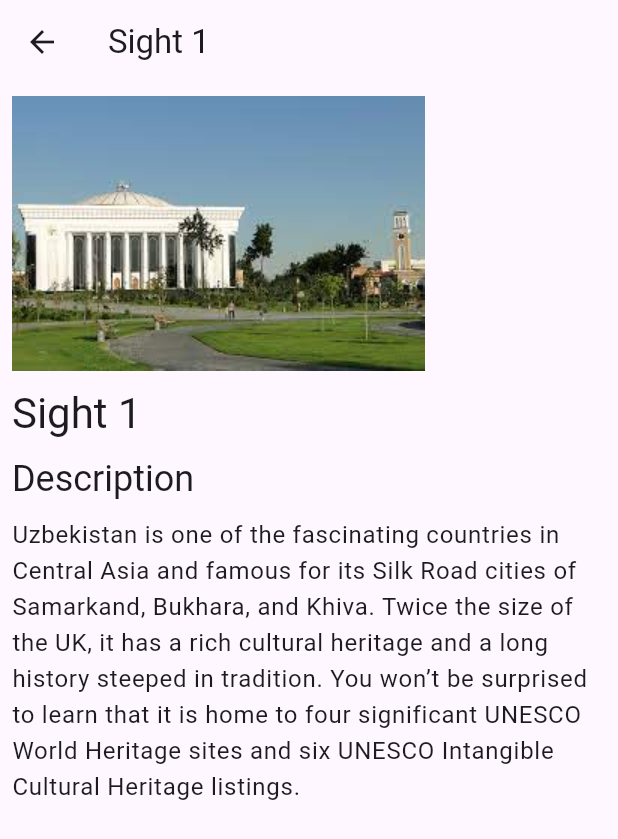
After one commit to AsilbekGit/tourism, a Flutter app: the HomePage screen opened directly, after a tap on "Sight 1", on a phone screen of 412 x 824 dp. The commit adds this screen. Shown: the top 839 px of the screen. Run offline on Flutter 3.47's test engine with Material 3 defaults, Android fonts, the phone set to English and light mode, and no system bars; our stand-ins replace cloud_firestore, firebase_auth, firebase_core; accounts and stored records are empty.

Commit message:
changes on description.dart

```diff
--- a/lib/Home page.dart
+++ b/lib/Home page.dart
@@ -1,4 +1,8 @@
 import 'package:flutter/material.dart';
+
+import 'RestaurantDescr.dart';
+import 'Sightdescr.dart';
+import 'description.dart';
 
 class HomePage extends StatelessWidget {
 
@@ -90,17 +94,17 @@ class HomePage extends StatelessWidget {
       body: ListView(
         children: <Widget>[
           buildSectionTitle(context, 'Popular Cities'),
-          buildHorizontalList(popularCities),
+          buildHorizontalList(context,popularCities),
           buildSectionTitle(context, 'Restaurants'),
-          buildHorizontalList(restaurants),
+          buildHorizontalList(context,restaurants),
           buildSectionTitle(context, 'Popular Sights'),
-          buildHorizontalList(popularSights),
+          buildHorizontalList(context,popularSights),
         ],
       ),
     );
   }
 
-  Widget buildSectionTitle(BuildContext context, String title) {
+  Widget buildSectionTitle( context, String title) {
     return Padding(
       padding: const EdgeInsets.all(8.0),
       child: Text(
@@ -110,14 +114,39 @@ class HomePage extends StatelessWidget {
     );
   }
 
-  Widget buildHorizontalList(List<Item> items) {
+  Widget buildHorizontalList(BuildContext context, List<Item> items) {
     return Container(
       height: 130,
       child: ListView.builder(
         scrollDirection: Axis.horizontal,
         itemCount: items.length,
         itemBuilder: (ctx, index) {
-          return Card(
+          return GestureDetector(
+            onTap: () {
+              if (items[index] is City) {
+                Navigator.push(
+                  context,
+                  MaterialPageRoute(
+                    builder: (context) => CityDescriptionPage(city: items[index] as City),
+                  ),
+                );
+              } else if (items[index] is Restaurant) {
+                Navigator.push(
+                  context,
+                  MaterialPageRoute(
+                    builder: (context) => RestaurantDescriptionPage(restaurant: items[index] as Restaurant),
+                  ),
+                );
+              } else if (items[index] is Sight) {
+                Navigator.push(
+                  context,
+                  MaterialPageRoute(
+                    builder: (context) => SightDescriptionPage(sight: items[index] as Sight),
+                  ),
+                );
+              }
+            },
+            child: Card(
               child: Column(
                 children: <Widget>[
                   Container(
@@ -128,11 +157,13 @@ class HomePage extends StatelessWidget {
                   Text(items[index].name),
                 ],
               ),
+            ),
           );
         },
       ),
     );
   }
+
 }
 
 class Item {
@@ -144,7 +175,7 @@ class Item {
 
 class City extends Item {
   City({required String name, required String imagePath})
-      : super(name: name, imagePath: imagePath);
+      : super(name: name, imagePath: imagePath,);
 }
 
 class Restaurant extends Item {
--- /dev/null
+++ b/lib/Sightdescr.dart
@@ -0,0 +1,44 @@
+import 'package:flutter/material.dart';
+
+import 'Home page.dart';
+
+class SightDescriptionPage extends StatelessWidget {
+  final Sight sight;
+
+  SightDescriptionPage({required this.sight});
+
+  @override
+  Widget build(BuildContext context) {
+    return Scaffold(
+      appBar: AppBar(
+        title: Text(sight.name),
+      ),
+      body: SingleChildScrollView(
+        child: Padding(
+          padding: const EdgeInsets.all(8.0),
+          child: Column(
+            crossAxisAlignment: CrossAxisAlignment.start,
+            children: <Widget>[
+              Image.asset(sight.imagePath, fit: BoxFit.cover),
+              SizedBox(height: 10),
+              Text(
+                sight.name,
+                style: Theme.of(context).textTheme.headline4,
+              ),
+              SizedBox(height: 10),
+              Text(
+                'Description',
+                style: Theme.of(context).textTheme.headline5,
+              ),
+              SizedBox(height: 10),
+              Text(
+                'Uzbekistan is one of the fascinating countries in Central Asia and famous for its Silk Road cities of Samarkand, Bukhara, and Khiva. Twice the size of the UK, it has a rich cultural heritage and a long history steeped in tradition. You won’t be surprised to learn that it is home to four significant UNESCO World Heritage sites and six UNESCO Intangible Cultural Heritage listings. ',
+                style: Theme.of(context).textTheme.bodyText1,
+              ),
+            ],
+          ),
+        ),
+      ),
+    );
+  }
+}
```
Also changed, not shown: lib/RestaurantDescr.dart (added, +44 -0 lines), lib/description.dart (added, +44 -0 lines). Lines whose indentation alone changed are shown as unchanged.
